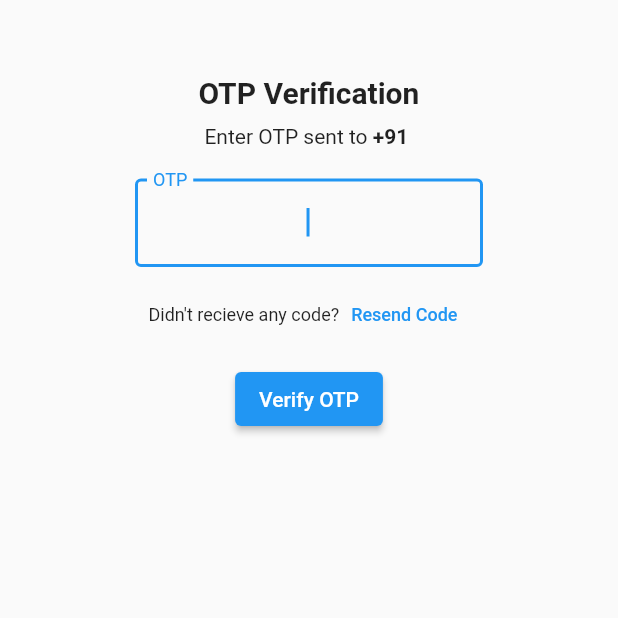
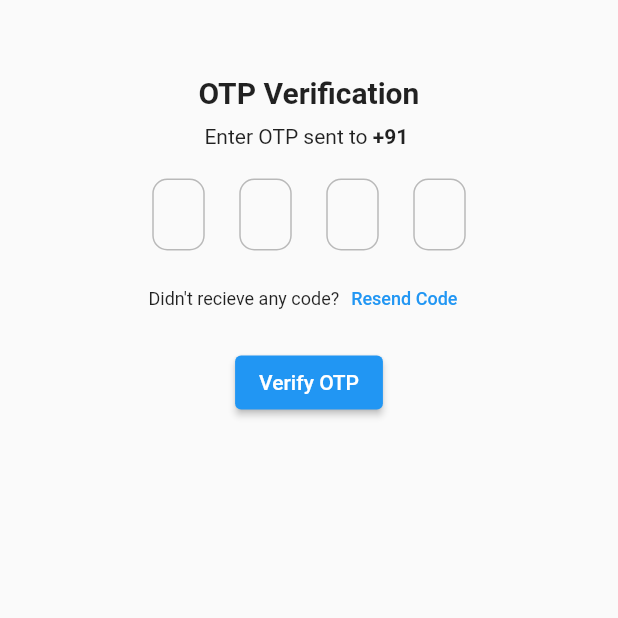
Before and after one commit to Mayuresh-G-Mhatre/public-bicycle-sharing-2, a Flutter app: the OtpScreen screen opened directly with empty values, on a phone screen of 412 x 824 dp, the top half of it. Run offline on Flutter 3.47's test engine with Material 2 defaults, Android fonts, the phone set to English and light mode, and no system bars; drawn by our look-alikes of otp_text_field; our stand-ins replace animated_text_kit, lottie, salomon_bottom_bar, sidebarx.

Commit message:
switched to otp field package for otp field and added checks for button press

```diff
--- a/lib/screens/login/otp.dart
+++ b/lib/screens/login/otp.dart
@@ -1,4 +1,6 @@
 import 'package:flutter/material.dart';
+import 'package:otp_text_field/otp_field.dart';
+import 'package:otp_text_field/style.dart';
 import 'package:public_bicycle_sharing/screens/home/default_home.dart';
 import 'package:public_bicycle_sharing/screens/login/login.dart';
 
@@ -15,6 +17,9 @@ class OtpScreen extends StatefulWidget {
 }
 
 class _OtpScreenState extends State<OtpScreen> {
+  final OtpFieldController otpController = OtpFieldController();
+  bool otpFilled = false;
+
   @override
   Widget build(BuildContext context) {
     return Scaffold(
@@ -40,20 +45,35 @@ class _OtpScreenState extends State<OtpScreen> {
               ],
             ),
             const SizedBox(height: 20.0),
-            const Padding(
-              padding: EdgeInsets.fromLTRB(90, 0, 90, 0),
-              child: TextField(
-                autofocus: true,
-                textAlign: TextAlign.center,
-                maxLength: 4,
+            Padding(
+              padding: const EdgeInsets.fromLTRB(90, 0, 90, 0),
+              child: OTPTextField(
+                controller: otpController,
+                length: 4,
+                width: MediaQuery.of(context).size.width,
+                textFieldAlignment: MainAxisAlignment.spaceAround,
+                fieldWidth: 35,
+                fieldStyle: FieldStyle.box,
+                outlineBorderRadius: 10,
+                style: const TextStyle(fontSize: 15),
                 keyboardType: TextInputType.number,
-                decoration: InputDecoration(
-                  labelText: 'OTP',
-                  counterText: '',
-                  border: OutlineInputBorder(),
-                  // hintText: 'Enter OTP',
-                ),
+                onCompleted: (pin) {
+                  otpFilled = true;
+                },
               ),
+
+              // child: TextField(
+              //   autofocus: true,
+              //   textAlign: TextAlign.center,
+              //   maxLength: 4,
+              //   keyboardType: TextInputType.number,
+              //   decoration: InputDecoration(
+              //     labelText: 'OTP',
+              //     counterText: '',
+              //     border: OutlineInputBorder(),
+              //     // hintText: 'Enter OTP',
+              //   ),
+              // ),
             ),
             const SizedBox(height: 8.0),
             Row(
@@ -78,11 +98,13 @@ class _OtpScreenState extends State<OtpScreen> {
             ElevatedButton(
               onPressed: () {
                 // verify OTP and move to HomeScreen
-                Navigator.of(context).push(
-                  MaterialPageRoute(
-                    builder: (context) => const DefaultHomeScreen(),
-                  ),
-                );
+                otpFilled
+                    ? Navigator.of(context).push(
+                        MaterialPageRoute(
+                          builder: (context) => const DefaultHomeScreen(),
+                        ),
+                      )
+                    : null;
               },
               child: const Text('Verify OTP'),
             ),
```
Also changed, not shown: lib/screens/login/login.dart (+9 -5 lines).
